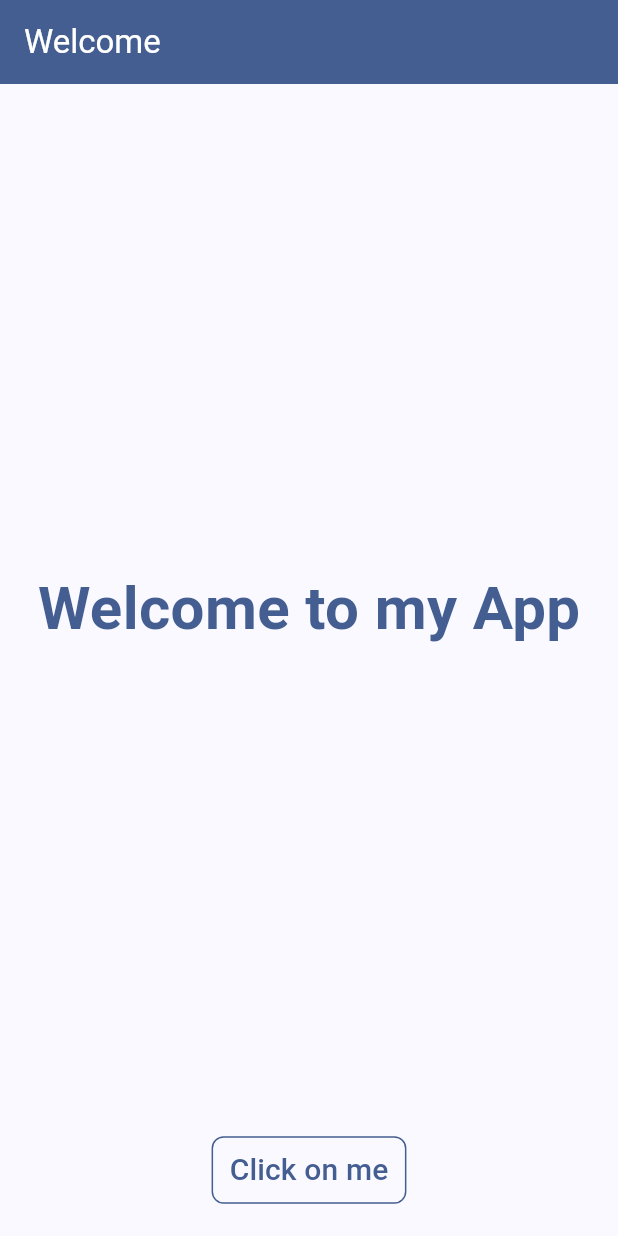
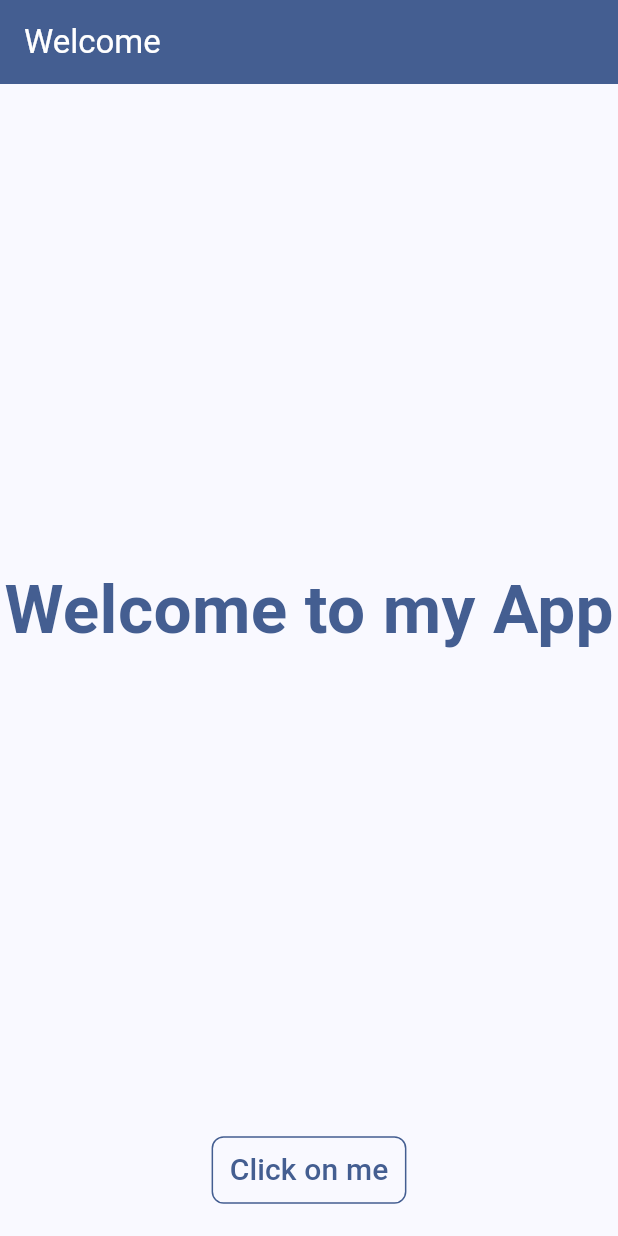
Before and after one commit to iNoor98/First-Page, a Flutter app: the screen it shows after launch, on a phone screen of 412 x 824 dp. Run offline on Flutter 3.47's test engine with Material 3 defaults, Android fonts, the phone set to English and light mode, and no system bars.

Commit message:
Update first_page.dart
third

```diff
--- a/lib/first_page.dart
+++ b/lib/first_page.dart
@@ -29,7 +29,7 @@ class MyHomePage extends StatelessWidget {
               child: Text(
                 'Welcome to my App',
                 style: TextStyle(
-                  fontSize: 40,
+                  fontSize: 45,
                   fontWeight: FontWeight.bold,
                   color: Theme
                       .of(context)
```
